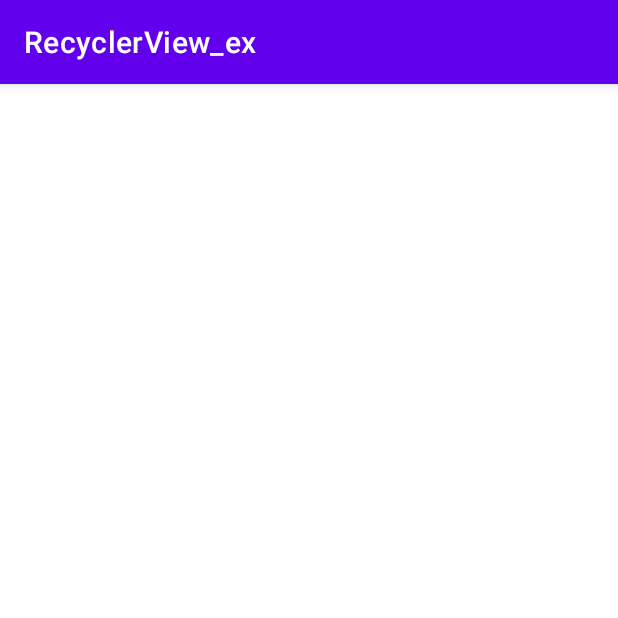
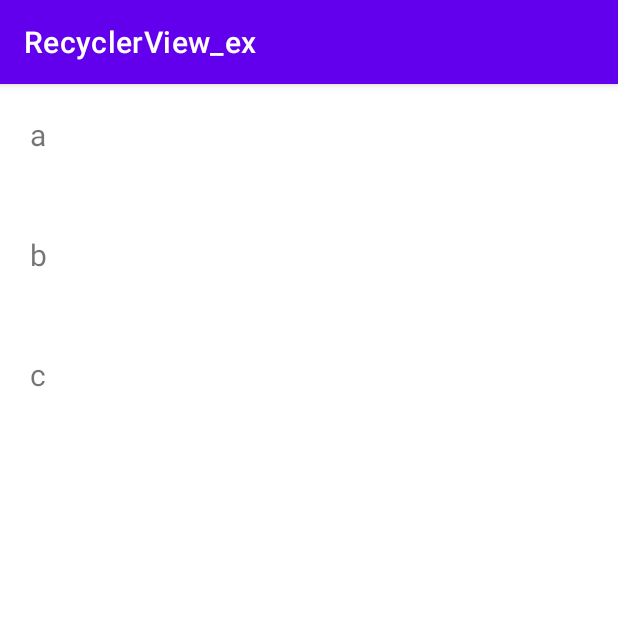
Before and after one commit to kosy318/kotlin_simple_examples, an Android app: the screen it shows after launch (MainActivity), on a phone screen of 412 x 824 dp, the top half of it. Run offline under Robolectric (Android 15) with nearby library versions, the phone set to English and light mode, and no system bars.

Commit message:
Create RecyclerView_ex

```diff
--- a/RecyclerView_ex/app/src/main/java/com/soo/recyclerview_ex/MainActivity.kt
+++ b/RecyclerView_ex/app/src/main/java/com/soo/recyclerview_ex/MainActivity.kt
@@ -2,10 +2,30 @@ package com.soo.recyclerview_ex
 
 import androidx.appcompat.app.AppCompatActivity
 import android.os.Bundle
+import android.view.View
+import android.widget.Toast
+import androidx.recyclerview.widget.LinearLayoutManager
+import androidx.recyclerview.widget.RecyclerView
 
 class MainActivity : AppCompatActivity() {
     override fun onCreate(savedInstanceState: Bundle?) {
         super.onCreate(savedInstanceState)
         setContentView(R.layout.activity_main)
+
+        val items = mutableListOf<String>("a", "b", "c")
+
+        val recyclerview = findViewById<RecyclerView>(R.id.recyclerView)
+
+        val recyclerViewAdapter = RecyclerViewAdapter(items)
+
+        recyclerview.adapter = recyclerViewAdapter
+        recyclerview.layoutManager = LinearLayoutManager(this)
+
+        // recyclerViewAdapter에 선언한 itemClick을 통해 사용
+        recyclerViewAdapter.itemClick = object: RecyclerViewAdapter.ItemClick{
+            override fun onClick(view: View, position: Int){
+                Toast.makeText(baseContext, items[position], Toast.LENGTH_SHORT).show()
+            }
+        }
     }
 }
--- a/RecyclerView_ex/app/src/main/java/com/soo/recyclerview_ex/RecyclerViewAdapter.kt
+++ b/RecyclerView_ex/app/src/main/java/com/soo/recyclerview_ex/RecyclerViewAdapter.kt
@@ -1,21 +1,51 @@
 package com.soo.recyclerview_ex
 
+import android.view.LayoutInflater
+import android.view.View
 import android.view.ViewGroup
+import android.widget.TextView
 import androidx.recyclerview.widget.RecyclerView
 
-class RecyclerViewAdapter(val items: MutableList<String>): RecyclerView.Adapter<RecyclerViewAdapter.ViewHolder>{
+class RecyclerViewAdapter(val items: MutableList<String>): RecyclerView.Adapter<RecyclerViewAdapter.ViewHolder>(){
+    // recyclerview의 item을 불러옴
     override fun onCreateViewHolder(
         parent: ViewGroup,
         viewType: Int
     ): RecyclerViewAdapter.ViewHolder {
-        TODO("Not yet implemented")
+        val view = LayoutInflater.from(parent.context).inflate(R.layout.recyclerview_item, parent, false)
+
+        return ViewHolder(view)
     }
 
+    // Adapter에 직접 선언을 해줘야 사용할 수 있다.
+    interface ItemClick{
+        fun onClick(view: View, position: Int)
+    }
+    var itemClick: ItemClick? = null
+
+    // 불러온 item을 view binding
     override fun onBindViewHolder(holder: RecyclerViewAdapter.ViewHolder, position: Int) {
-        TODO("Not yet implemented")
+
+        // 클릭했을 때
+        if(itemClick != null){
+            holder.itemView.setOnClickListener{ v->
+                itemClick?.onClick(v, position)
+            }
+        }
+        holder.bindItems(items[position])
     }
 
+    // 전체 리사이클러뷰의 개수
     override fun getItemCount(): Int {
-        TODO("Not yet implemented")
+        return items.size
+    }
+
+
+    // ViewHolder로 view를 재사용해서 성능이 ListView에 비해 좋다.
+    inner class ViewHolder(itemView: View): RecyclerView.ViewHolder(itemView){
+        fun bindItems(item: String){
+            val recyclerviewText = itemView.findViewById<TextView>(R.id.recyclerViewItem)
+            recyclerviewText.text = item
+        }
     }
 }
--- /dev/null
+++ b/RecyclerView_ex/app/src/main/res/layout/recyclerview_item.xml
@@ -0,0 +1,16 @@
+<?xml version="1.0" encoding="utf-8"?>
+<LinearLayout
+    xmlns:android="http://schemas.android.com/apk/res/android"
+    android:layout_width="match_parent"
+    android:layout_height="80dp">
+    <!-- 높이를 지정해줘야 한다!!!! -->
+
+    <TextView
+        android:id="@+id/recyclerViewItem"
+        android:text="rv item"
+        android:textSize="20sp"
+        android:layout_margin="20dp"
+        android:layout_width="wrap_content"
+        android:layout_height="wrap_content"/>
+
+</LinearLayout>
--- a/listview_ex2/app/src/main/java/com/soo/listview_ex2/MainActivity.kt
+++ b/listview_ex2/app/src/main/java/com/soo/listview_ex2/MainActivity.kt
@@ -19,6 +19,7 @@ class MainActivity : AppCompatActivity() {
         val listviewAdapter = ListViewAdapter(list_item)
         listview.adapter = listviewAdapter
 
+        // list를 클릭했을때
         listview.setOnItemClickListener { parent, view, position, id ->
             Toast.makeText(this, list_item[position].text1+" "+list_item[position].text2, Toast.LENGTH_SHORT).show()
         }
```
